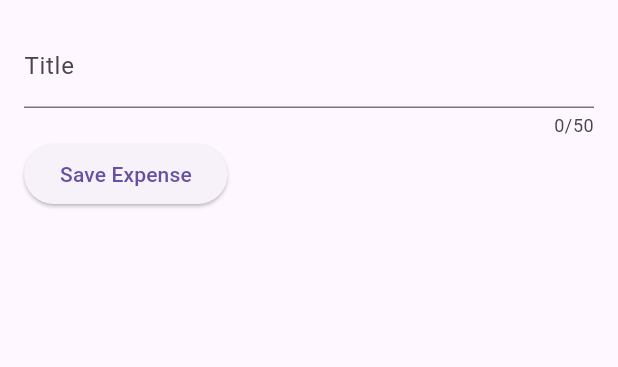
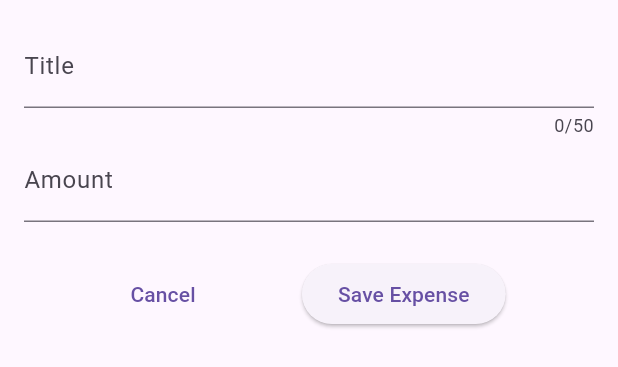
Before and after one commit to ponomarenko24/expense_tracker, a Flutter app: the NewExpense widget shown alone on an empty page, opened directly, after a tap on "Save Expense", on a phone screen of 412 x 824 dp. Shown: the top 367 px of the screen. Run offline on Flutter 3.47's test engine with Material 3 defaults, Android fonts, the phone set to English and light mode, and no system bars.

Commit message:
Added extra textfield for amount, added button cancel

```diff
--- a/lib/widgets/expenses_list/new_expense.dart
+++ b/lib/widgets/expenses_list/new_expense.dart
@@ -10,11 +10,13 @@ class NewExpense extends StatefulWidget {
 }
 
 class _NewExpenseState extends State<NewExpense> {
-final _titleController = TextEditingController();
+  final _titleController = TextEditingController();
+  final _amountController = TextEditingController();
 
-@override
+  @override
   void dispose() {
     _titleController.dispose();
+    _amountController.dispose();
     super.dispose();
   }
 
@@ -29,14 +31,29 @@ final _titleController = TextEditingController();
             maxLength: 50,
             decoration: InputDecoration(label: Text('Title')),
           ),
+          TextField(
+            controller: _amountController,
+            keyboardType: TextInputType.numberWithOptions(decimal: true),
+
+            decoration: InputDecoration(
+              prefixText: '\$ ',
+              label: Text('Amount'),
+            ),
+          ),
+          SizedBox(height: 24),
           Row(
             children: [
+              Spacer(),
+              TextButton(onPressed: () {}, child: Text('Cancel')),
+              Spacer(),
               ElevatedButton(
                 onPressed: () {
                   print(_titleController.text);
+                  print(_amountController.text);
                 },
                 child: Text('Save Expense'),
               ),
+              Spacer(),
             ],
           ),
         ],
```
